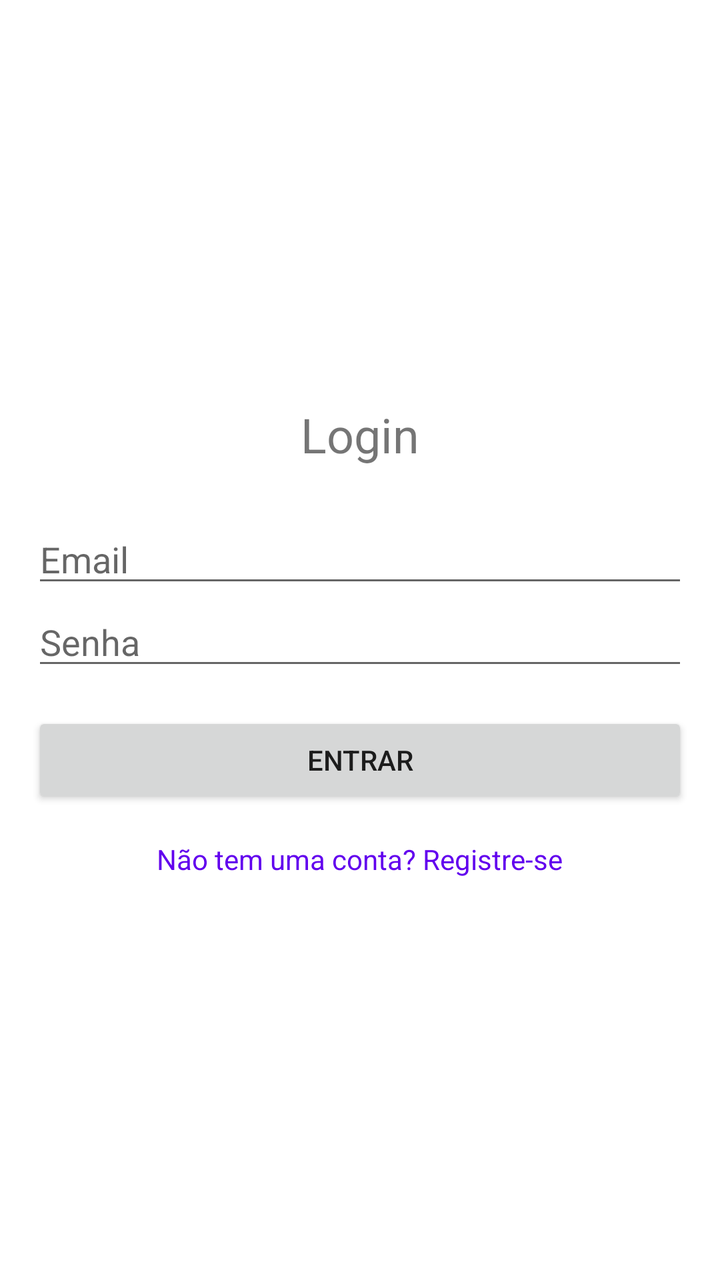
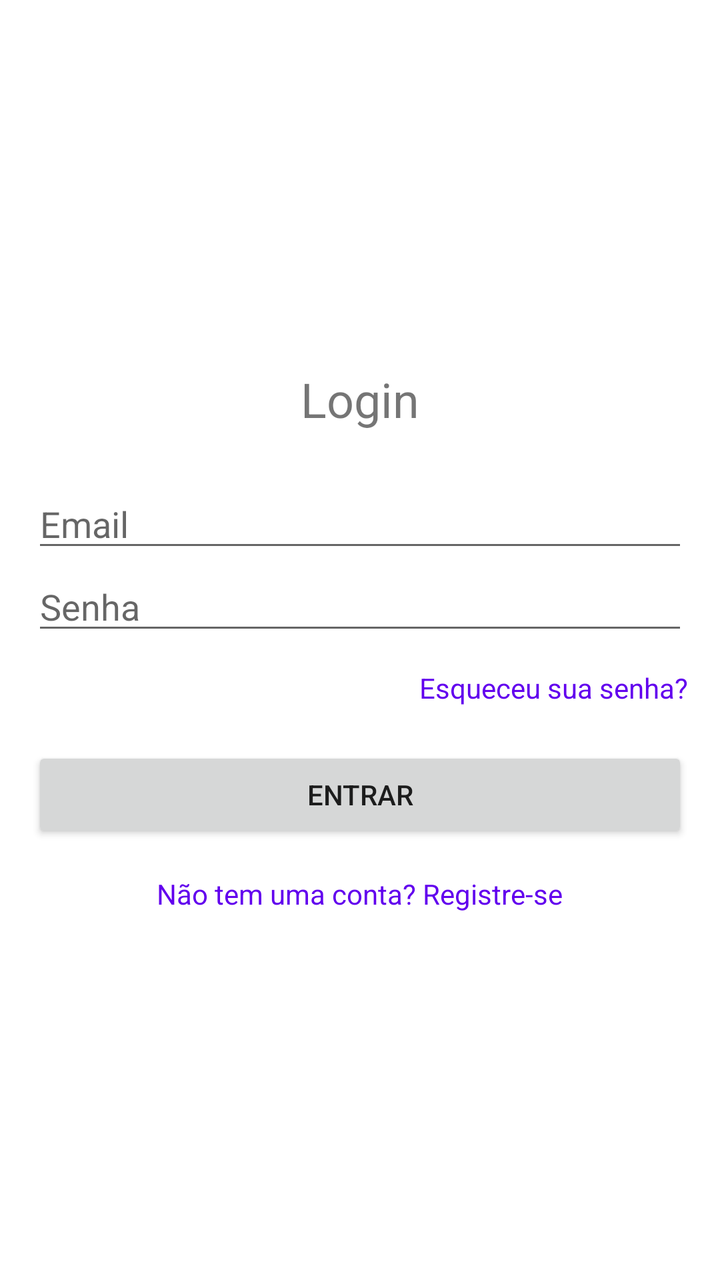

Two renders of the same Android screen: before a commit and after it. Below are the layout's source before the change and the commit's diff.
<!-- AndroidManifest.xml: application theme Theme.Brcomurimeuprojeto -->
<!-- res/layout/activity_login.xml -->
<?xml version="1.0" encoding="utf-8"?>
<LinearLayout xmlns:android="http://schemas.android.com/apk/res/android"
    android:layout_width="match_parent"
    android:layout_height="match_parent"
    android:orientation="vertical"
    android:padding="16dp"
    android:gravity="center">

    <TextView
        android:layout_width="wrap_content"
        android:layout_height="wrap_content"
        android:text="Login"
        android:textSize="24sp"
        android:layout_marginBottom="24dp"/>

    <EditText
        android:id="@+id/etEmail"
        android:layout_width="match_parent"
        android:layout_height="wrap_content"
        android:hint="Email"
        android:inputType="textEmailAddress" />

    <EditText
        android:id="@+id/etPassword"
        android:layout_width="match_parent"
        android:layout_height="wrap_content"
        android:hint="Senha"
        android:inputType="textPassword" />

    <Button
        android:id="@+id/btnLogin"
        android:layout_width="match_parent"
        android:layout_height="wrap_content"
        android:text="Entrar"
        android:layout_marginTop="16dp" />

    <TextView
        android:id="@+id/tvGoToRegister"
        android:layout_width="wrap_content"
        android:layout_height="wrap_content"
        android:text="Não tem uma conta? Registre-se"
        android:textColor="@color/purple_500"
        android:layout_marginTop="16dp" />

</LinearLayout>
<!-- resources referenced by this layout -->
<resources>
  <color name="purple_500">#FF6200EE</color>
  <style name="Theme.Brcomurimeuprojeto" parent="Theme.MaterialComponents.DayNight.DarkActionBar">
          
          <item name="colorPrimary">@color/purple_500</item>
          <item name="colorPrimaryVariant">@color/purple_700</item>
          <item name="colorOnPrimary">@color/white</item>
          
          <item name="colorSecondary">@color/teal_200</item>
          <item name="colorSecondaryVariant">@color/teal_700</item>
          <item name="colorOnSecondary">@color/black</item>
          
          <item name="android:statusBarColor">?attr/colorPrimaryVariant</item>
          
      </style>
  <color name="purple_700">#FF3700B3</color>
  <color name="white">#FFFFFFFF</color>
  <color name="teal_200">#FF03DAC5</color>
  <color name="teal_700">#FF018786</color>
  <color name="black">#FF000000</color>
</resources>

<!-- the commit's change to res/layout/activity_login.xml (unified diff, before → after) -->
@@ -25,7 +25,18 @@
         android:layout_width="match_parent"
         android:layout_height="wrap_content"
         android:hint="Senha"
-        android:inputType="textPassword" />
+        android:inputType="textPassword"
+        android:layout_marginBottom="8dp"/>
+
+    <TextView
+        android:id="@+id/tvForgotPassword"
+        android:layout_width="wrap_content"
+        android:layout_height="wrap_content"
+        android:layout_gravity="end"
+        android:text="Esqueceu sua senha?"
+        android:textColor="@color/purple_500"
+        android:textSize="14sp"
+        android:paddingVertical="4dp"/>
 
     <Button
         android:id="@+id/btnLogin"
